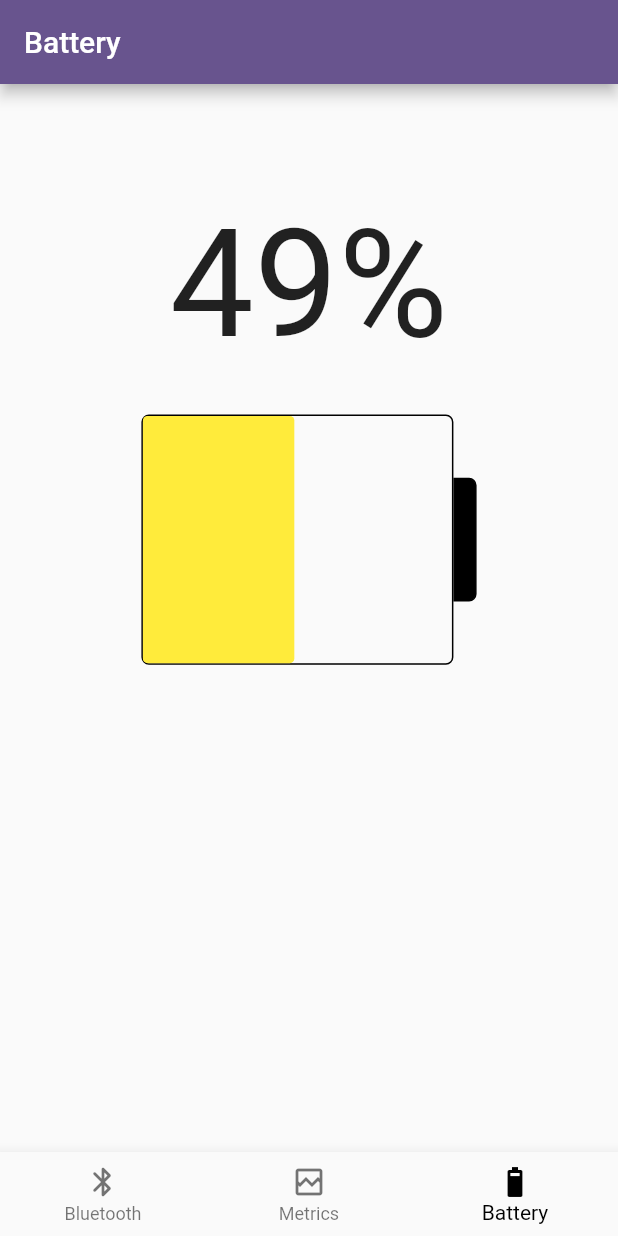
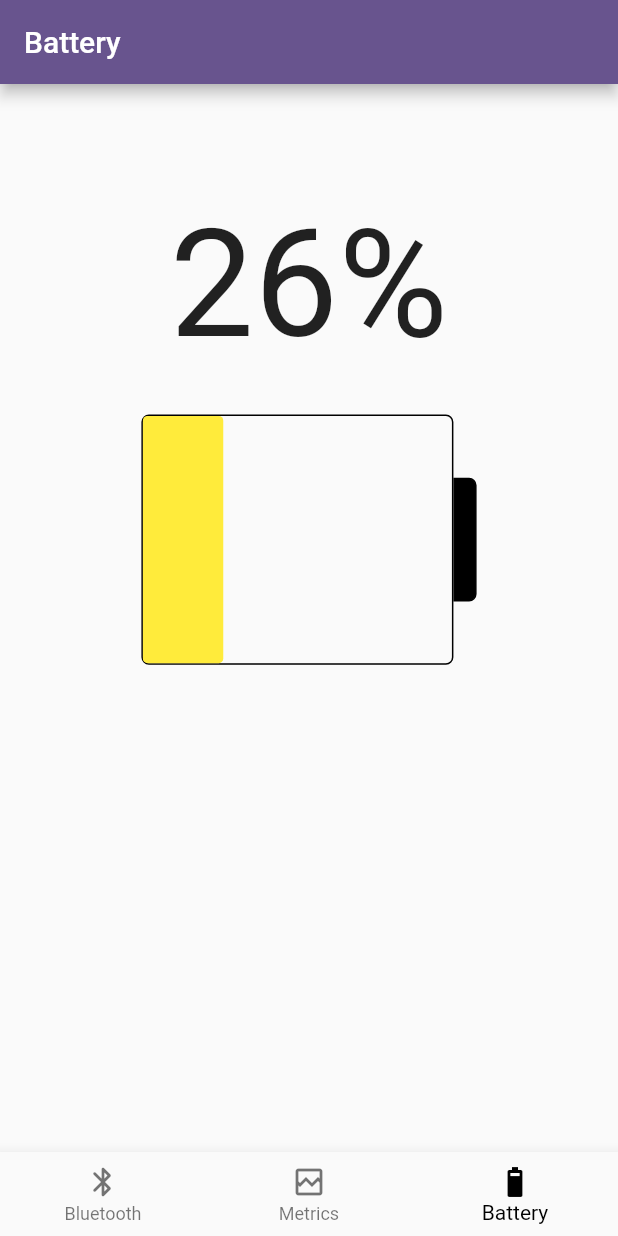
Before and after one commit to hstrey/SmartPacifier, a Flutter app: the screen it shows after launch, item 3 of the bottom bar chosen, on a phone screen of 412 x 824 dp. Run offline on Flutter 3.47's test engine with Material 2 defaults, Android fonts, the phone set to English and light mode, and no system bars; our stand-ins replace syncfusion_flutter_charts; missing offline and left inert: flutter_reactive_ble.

Commit message:
BLE battery data

```diff
--- a/lib/nav_bar.dart
+++ b/lib/nav_bar.dart
@@ -16,7 +16,7 @@ class _NavBarState extends State<NavBar> {
   final List<Widget> _children = [
     const Bluetooth(),
     const Metrics(),
-    BatteryLife(batteryValue: 49,)
+    const BatteryLife()
 
   ];
 
--- a/lib/pages/battery_life.dart
+++ b/lib/pages/battery_life.dart
@@ -1,19 +1,23 @@
 import 'package:flutter/material.dart';
+import 'package:smart_pacifier/services/device.dart';
 import 'dart:math' as math;
 
 class BatteryLife extends StatefulWidget {
-  const BatteryLife({Key? key, required this.batteryValue}) : super(key: key);
-
-  final int batteryValue;
+  const BatteryLife({Key? key}) : super(key: key);
 
   @override
   State<StatefulWidget> createState() => _BatteryLifeState();
 }
 
 class _BatteryLifeState extends State<BatteryLife>{
-  List<Color> batteryColors = [Colors.red, Colors.yellow, Colors.green, Colors.green];
+  List<Color> batteryColors = [Colors.black, Colors.red, Colors.yellow, Colors.green, Colors.green];
   @override
   Widget build(BuildContext context) {
+    return FutureBuilder<int>(
+      future: BLEDevice.getBattery(),
+      builder: (context, snapshot) {
+        if (snapshot.hasData) {
+          final int batteryValue = snapshot.data!;
           return Scaffold(
               body: Padding(
                 padding: const EdgeInsets.only(top: 75),
@@ -24,22 +28,28 @@ class _BatteryLifeState extends State<BatteryLife>{
                         mainAxisSize: MainAxisSize.min,
                         children: [
                           Text(
-                      '${widget.batteryValue}%',
+                            '$batteryValue%',
                             style: const TextStyle(fontSize: 100),
                           ),
                           Transform.rotate(
                               angle: 90 * math.pi / 180,
                               child: BatteryIcon(
-                            batteryLevel: widget.batteryValue,
+                                  batteryLevel: batteryValue,
                                   height: MediaQuery.of(context).size.height / 5,
                                   width: MediaQuery.of(context).size.width / 2,
-                            segmentColor: batteryColors[(widget.batteryValue/25 + 0.99).truncate() - 1]
+                                  segmentColor: batteryColors[(batteryValue/25 + 0.99).truncate()]
                               )),
 
                         ]
                     )
                 ),
               )
+          );
+        }
+        else{
+          return const CircularProgressIndicator();
+        }
+      }
     );
   }
 }
--- a/lib/services/device.dart
+++ b/lib/services/device.dart
@@ -94,6 +94,10 @@ class BLEDevice {
         .map(_bytesToFloat);
   }
 
+  static Future<int> getBattery() async {
+    return Future.value(26);
+  }
+
   @override
   bool operator ==(dynamic other) {
     if (other is! BLEDevice) {
```
Lines whose indentation alone changed are shown as unchanged.
